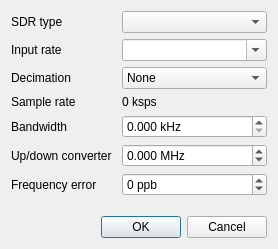
This is gui/device_config.ui in csete/softrig as Qt 5 draws it before an edit. The edited form follows.
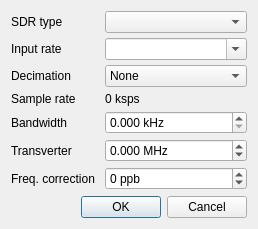
This is the edited form.

Commit message: Minor tweaks to device config dialog

```diff
--- a/gui/device_config.ui
+++ b/gui/device_config.ui
@@ -6,8 +6,8 @@
    <rect>
     <x>0</x>
     <y>0</y>
-    <width>278</width>
-    <height>249</height>
+    <width>258</width>
+    <height>229</height>
    </rect>
   </property>
   <property name="windowTitle">
@@ -19,11 +19,14 @@
      <property name="labelAlignment">
       <set>Qt::AlignLeading|Qt::AlignLeft|Qt::AlignVCenter</set>
      </property>
+     <property name="formAlignment">
+      <set>Qt::AlignLeading|Qt::AlignLeft|Qt::AlignTop</set>
+     </property>
      <property name="horizontalSpacing">
       <number>10</number>
      </property>
      <property name="verticalSpacing">
-      <number>6</number>
+      <number>5</number>
      </property>
      <item row="0" column="0">
       <widget class="QLabel" name="sdrTypeLabel">
@@ -34,6 +37,12 @@
      </item>
      <item row="0" column="1">
       <widget class="QComboBox" name="sdrTypeCombo">
+       <property name="sizePolicy">
+        <sizepolicy hsizetype="Preferred" vsizetype="Preferred">
+         <horstretch>0</horstretch>
+         <verstretch>0</verstretch>
+        </sizepolicy>
+       </property>
        <property name="toolTip">
         <string>SDR device type</string>
        </property>
@@ -121,7 +130,7 @@
      <item row="5" column="0">
       <widget class="QLabel" name="convLabel">
        <property name="text">
-        <string>Up/down converter</string>
+        <string>Transverter</string>
        </property>
       </widget>
      </item>
@@ -147,7 +156,7 @@
      <item row="6" column="0">
       <widget class="QLabel" name="label">
        <property name="text">
-        <string>Frequency error</string>
+        <string>Freq. correction</string>
        </property>
       </widget>
      </item>
```
Left out of the diff: 20 changed lines with no effect on the pictures.
